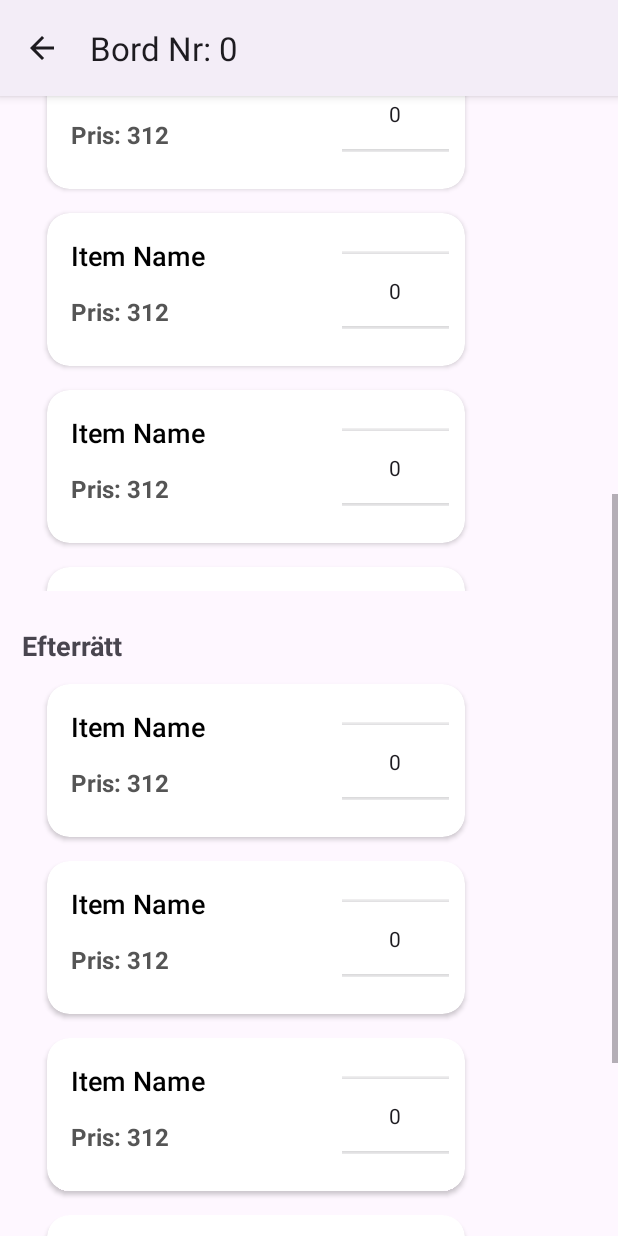
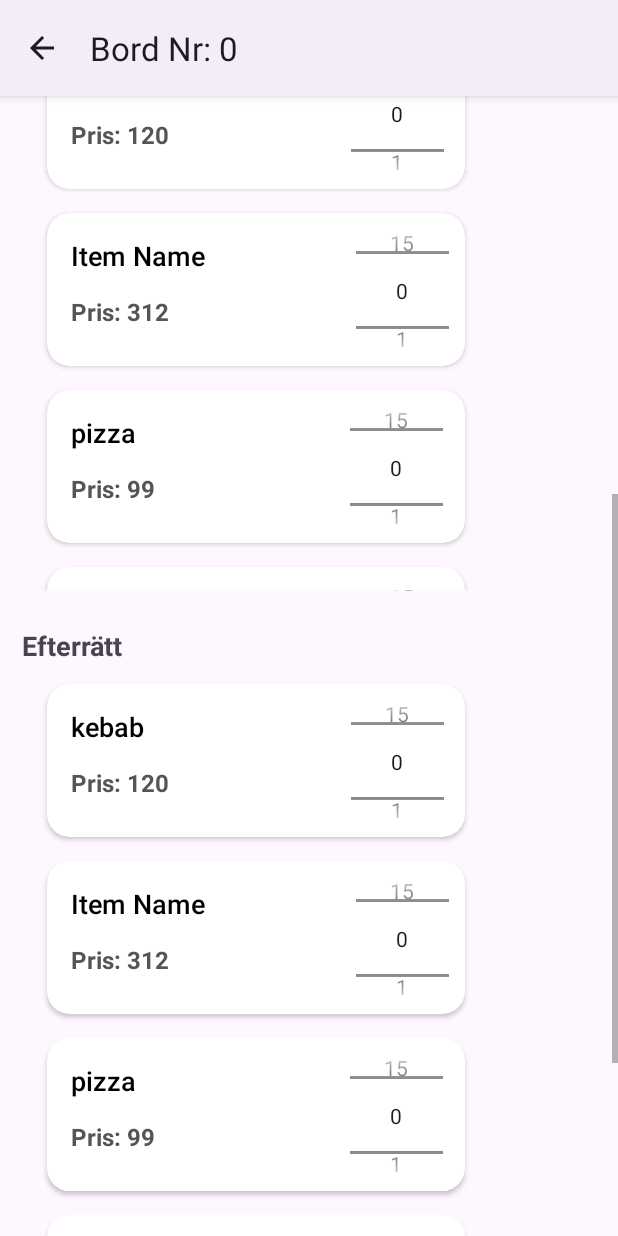
Before and after one commit to Ab03beed/DT170G_WaiterApp, an Android app: the NewOrder screen opened directly, with no data from a screen before it, scrolled down 532 dp, on a phone screen of 412 x 824 dp. Run offline under Robolectric (Android 15) with nearby library versions, the phone set to English and light mode, and no system bars.

```diff
--- a/app/src/main/java/se/miun/dt170g/waiterapp/MainActivity.java
+++ b/app/src/main/java/se/miun/dt170g/waiterapp/MainActivity.java
@@ -7,6 +7,7 @@ import androidx.recyclerview.widget.RecyclerView;
 import android.content.Intent;
 import android.os.Bundle;
 import android.view.View;
+import android.widget.NumberPicker;
 
 import java.util.ArrayList;
 
@@ -33,6 +34,8 @@ public class MainActivity extends AppCompatActivity implements OrdersInterface {
         OrdersAdapter adapter = new OrdersAdapter(this, orderModels, this);
         recyclerView.setAdapter(adapter);
         recyclerView.setLayoutManager(new LinearLayoutManager(this));
+
+
 
 
 
--- /dev/null
+++ b/app/src/main/java/se/miun/dt170g/waiterapp/MyNumberPicker.java
@@ -0,0 +1,33 @@
+package se.miun.dt170g.waiterapp;
+
+
+import android.annotation.TargetApi;
+import android.content.Context;
+import android.os.Build;
+import android.util.AttributeSet;
+import android.widget.NumberPicker;
+
+@TargetApi(Build.VERSION_CODES.HONEYCOMB)//For backward-compability
+public class MyNumberPicker extends NumberPicker {
+
+    public MyNumberPicker(Context context) {
+        super(context);
+    }
+
+    public MyNumberPicker(Context context, AttributeSet attrs) {
+        super(context, attrs);
+        processAttributeSet(attrs);
+    }
+
+    public MyNumberPicker(Context context, AttributeSet attrs, int defStyle) {
+        super(context, attrs, defStyle);
+        processAttributeSet(attrs);
+    }
+    private void processAttributeSet(AttributeSet attrs) {
+        //This method reads the parameters given in the xml file and sets the properties according to it
+        this.setMinValue(attrs.getAttributeIntValue(null, "min", 0));
+        this.setMaxValue(attrs.getAttributeIntValue(null, "max", 0));
+    }
+
+
+}
--- a/app/src/main/java/se/miun/dt170g/waiterapp/NewOrder.java
+++ b/app/src/main/java/se/miun/dt170g/waiterapp/NewOrder.java
@@ -6,7 +6,9 @@ import androidx.appcompat.app.AppCompatActivity;
 import androidx.recyclerview.widget.LinearLayoutManager;
 import androidx.recyclerview.widget.RecyclerView;
 
+import android.annotation.SuppressLint;
 import android.os.Bundle;
+import android.util.Log;
 import android.widget.NumberPicker;
 
 ;
@@ -21,7 +23,8 @@ public class NewOrder extends AppCompatActivity {
 
     private ArrayList<InputModel> inputModels = new ArrayList<>();;
 
-
+    NumberPicker numberPicker;
+    @SuppressLint("MissingInflatedId")
     @Override
     protected void onCreate(Bundle savedInstanceState) {
         super.onCreate(savedInstanceState);
@@ -50,10 +53,12 @@ public class NewOrder extends AppCompatActivity {
         recyclerView3.setAdapter(adapter);
         recyclerView3.setLayoutManager(new LinearLayoutManager(this));
 
-        NumberPicker numberPicker = findViewById(R.id.itemCount);
 
-        numberPicker.setMinValue(0);
-        numberPicker.setMaxValue(100);
+        NumberPicker numberPicker = findViewById(R.id.numberPicker);
+
+        //Log.d("gg", numberPicker.getDisplayedValues()+" ");
+
+
 
 
 
@@ -61,7 +66,14 @@ public class NewOrder extends AppCompatActivity {
 
     private void setUpOrderInput(){
         for (int i = 0; i < 10; i++) {
-            inputModels.add(new InputModel("Item Name",312,0));
+            if(i == 0)
+                inputModels.add(new InputModel("kebab",120,0));
+
+            else if(i == 2)
+                inputModels.add(new InputModel("pizza",99,0));
+            else
+                inputModels.add(new InputModel("Item Name",312,0));
+
 
         }
 
--- a/app/src/main/java/se/miun/dt170g/waiterapp/adapters/InputAdapter.java
+++ b/app/src/main/java/se/miun/dt170g/waiterapp/adapters/InputAdapter.java
@@ -4,6 +4,7 @@ import android.content.Context;
 import android.view.LayoutInflater;
 import android.view.View;
 import android.view.ViewGroup;
+import android.widget.NumberPicker;
 import android.widget.TextView;
 
 import androidx.annotation.NonNull;
@@ -39,6 +40,8 @@ public class InputAdapter extends RecyclerView.Adapter<InputAdapter.MyViewHolder
     public void onBindViewHolder(@NonNull InputAdapter.MyViewHolder holder, int position) {
         holder.itemName.setText(inputModels.get(position).getItemName());
         holder.price.setText("Pris: " + String.valueOf(inputModels.get(position).getPrice()));
+        holder.numberPicker.setValue(inputModels.get(position).getItemCount());
+        holder.numberPicker.setValue(inputModels.get(position).getItemCount());
     }
 
     @Override
@@ -49,12 +52,14 @@ public class InputAdapter extends RecyclerView.Adapter<InputAdapter.MyViewHolder
     public static class MyViewHolder extends RecyclerView.ViewHolder{
 
         private TextView itemName, price;
+        private NumberPicker numberPicker;
 
         public MyViewHolder(@NonNull View itemView) {
             super(itemView);
 
             itemName = itemView.findViewById(R.id.ItemName);
             price = itemView.findViewById(R.id.price);
+            numberPicker = itemView.findViewById(R.id.numberPicker);
         }
     }
 
--- a/app/src/main/java/se/miun/dt170g/waiterapp/class_models/InputModel.java
+++ b/app/src/main/java/se/miun/dt170g/waiterapp/class_models/InputModel.java
@@ -1,15 +1,19 @@
 package se.miun.dt170g.waiterapp.class_models;
+
+import android.widget.NumberPicker;
 
 public class InputModel {
 
     private String itemName;
     private int price;
+   // private NumberPicker numberPicker;
     private int itemCount;
 
     public InputModel(String itemName, int price, int itemCount) {
         this.itemName = itemName;
         this.price = price;
         this.itemCount = itemCount;
+        //this.numberPicker = numberPicker;
     }
 
     public String getItemName() {
@@ -24,5 +28,8 @@ public class InputModel {
         return itemCount;
     }
 
+   /* public NumberPicker getNumberPicker() {
+        return numberPicker;
+    }*/
 
 }
--- a/app/src/main/res/layout/input_template.xml
+++ b/app/src/main/res/layout/input_template.xml
@@ -22,6 +22,21 @@
         <androidx.constraintlayout.widget.ConstraintLayout
             android:layout_width="match_parent"
             android:layout_height="102dp">
+
+            <se.miun.dt170g.waiterapp.MyNumberPicker
+                android:id="@+id/numberPicker"
+                min="0"
+                max="15"
+                android:layout_width="62dp"
+                android:layout_height="95dp"
+                android:layout_gravity="center"
+                android:orientation="vertical"
+                app:layout_constraintBottom_toBottomOf="parent"
+                app:layout_constraintEnd_toEndOf="parent"
+                app:layout_constraintHorizontal_bias="0.906"
+                app:layout_constraintStart_toEndOf="@+id/ItemName"
+                app:layout_constraintTop_toTopOf="parent"
+                app:layout_constraintVertical_bias="0.571" />
 
             <TextView
                 android:id="@+id/ItemName"
@@ -52,18 +67,6 @@
                 app:layout_constraintVertical_bias="0.35" />
 
 
-            <NumberPicker
-                android:id="@+id/itemCount"
-                android:layout_width="71dp"
-                android:layout_height="55dp"
-                app:layout_constraintBottom_toBottomOf="parent"
-                app:layout_constraintEnd_toEndOf="parent"
-                app:layout_constraintHorizontal_bias="0.948"
-                app:layout_constraintStart_toStartOf="parent"
-                app:layout_constraintTop_toTopOf="parent"
-                app:layout_constraintVertical_bias="0.51" />
-
-
         </androidx.constraintlayout.widget.ConstraintLayout>
     </androidx.cardview.widget.CardView>
 </androidx.constraintlayout.widget.ConstraintLayout>
```
Also changed, not shown: app/src/main/res/layout/activity_main.xml (+5 -3 lines).
